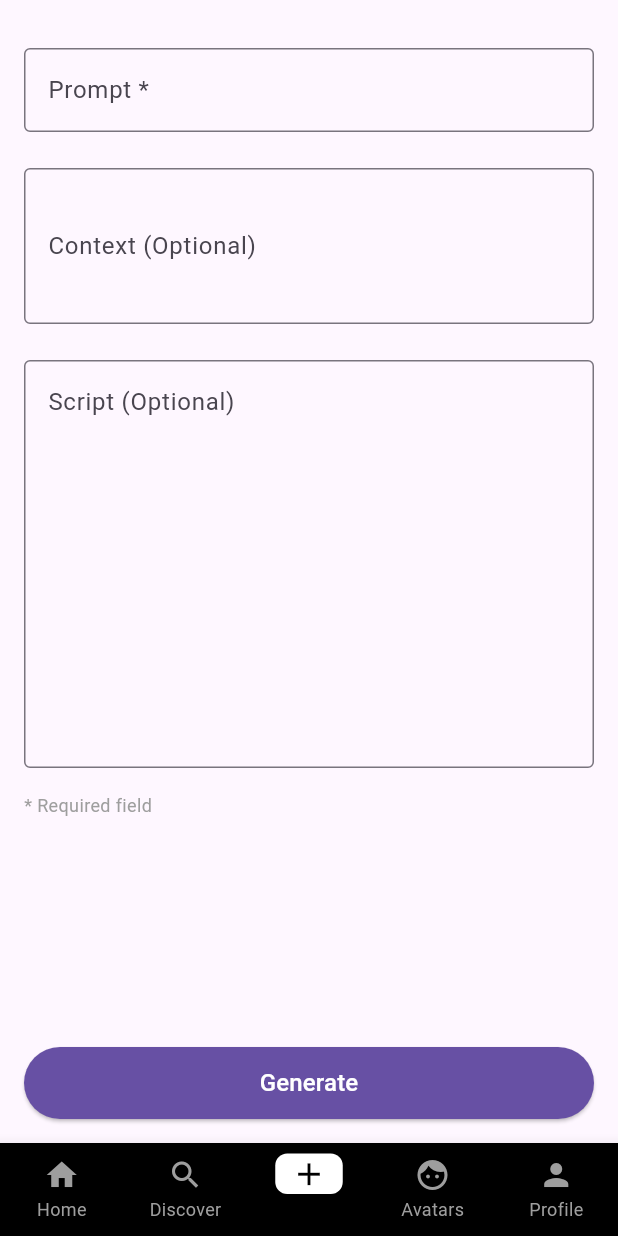
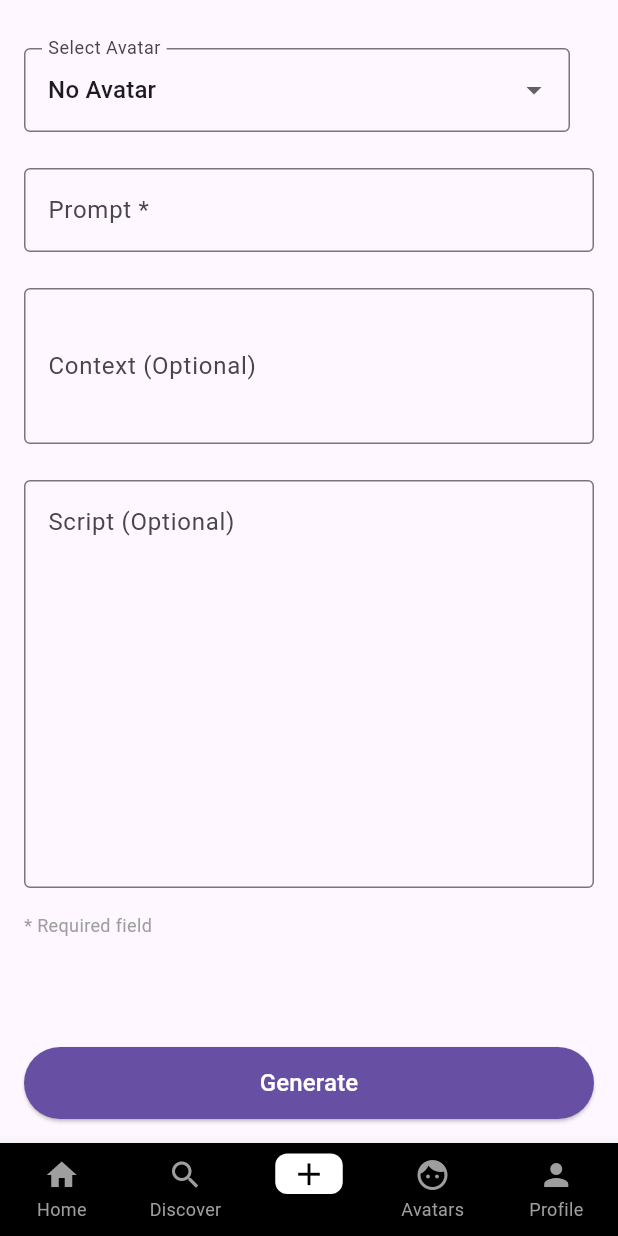
Before and after one commit to FranciscoRecio/mikmok, a Flutter app: the CreateScreen screen opened by its route, on a phone screen of 412 x 824 dp. Run offline on Flutter 3.47's test engine with Material 3 defaults, Android fonts, the phone set to English and light mode, and no system bars; our stand-ins replace cloud_firestore, firebase_auth, firebase_core, firebase_storage, flutter_svg, go_router and 1 more; accounts and stored records are empty; network calls fail.

Commit message:
Add Avatar drop down with selected avatar's image showing

```diff
--- a/lib/screens/create_screen.dart
+++ b/lib/screens/create_screen.dart
@@ -1,5 +1,9 @@
 import 'package:flutter/material.dart';
 import 'package:go_router/go_router.dart';
+import 'package:provider/provider.dart';
+import 'package:mikmok/providers/auth_provider.dart';
+import 'package:mikmok/providers/avatar_provider.dart';
+import 'package:flutter_svg/flutter_svg.dart';
 
 class CreateScreen extends StatefulWidget {
   const CreateScreen({super.key});
@@ -13,6 +17,7 @@ class _CreateScreenState extends State<CreateScreen> {
   final _promptController = TextEditingController();
   final _contextController = TextEditingController();
   final _scriptController = TextEditingController();
+  String? _selectedAvatarId;
 
   @override
   void dispose() {
@@ -35,6 +40,8 @@ class _CreateScreenState extends State<CreateScreen> {
 
   @override
   Widget build(BuildContext context) {
+    final userId = Provider.of<AuthProvider>(context).user?.uid;
+
     return Padding(
       padding: const EdgeInsets.all(16.0),
       child: Column(
@@ -47,6 +54,57 @@ class _CreateScreenState extends State<CreateScreen> {
                   crossAxisAlignment: CrossAxisAlignment.start,
                   children: [
                     const SizedBox(height: 16),
+                    StreamBuilder(
+                      stream: Provider.of<AvatarProvider>(context).getUserAvatars(userId ?? ''),
+                      builder: (context, snapshot) {
+                        if (!snapshot.hasData) {
+                          return const SizedBox.shrink();
+                        }
+
+                        final avatars = snapshot.data!;
+                        // Set initial value to most recent avatar if not already selected
+                        if (_selectedAvatarId == null && avatars.isNotEmpty) {
+                          _selectedAvatarId = avatars.first.id;
+                        }
+                        return Row(
+                          children: [
+                            Expanded(
+                              child: DropdownButtonFormField<String>(
+                                decoration: const InputDecoration(
+                                  labelText: 'Select Avatar',
+                                  border: OutlineInputBorder(),
+                                ),
+                                value: _selectedAvatarId,
+                                items: [
+                                  const DropdownMenuItem(
+                                    value: null,
+                                    child: Text('No Avatar'),
+                                  ),
+                                  ...avatars.map((avatar) => DropdownMenuItem(
+                                    value: avatar.id,
+                                    child: Text(avatar.name),
+                                  )),
+                                ],
+                                onChanged: (value) {
+                                  setState(() => _selectedAvatarId = value);
+                                },
+                              ),
+                            ),
+                            const SizedBox(width: 16),
+                            if (_selectedAvatarId != null)
+                              SizedBox(
+                                width: 60,
+                                height: 60,
+                                child: SvgPicture.network(
+                                  avatars.firstWhere((a) => a.id == _selectedAvatarId).imageUrl,
+                                  placeholderBuilder: (context) => const CircularProgressIndicator(color: Colors.green),
+                                ),
+                              ),
+                          ],
+                        );
+                      },
+                    ),
+                    const SizedBox(height: 24),
                     TextFormField(
                       controller: _promptController,
                       decoration: const InputDecoration(
```
